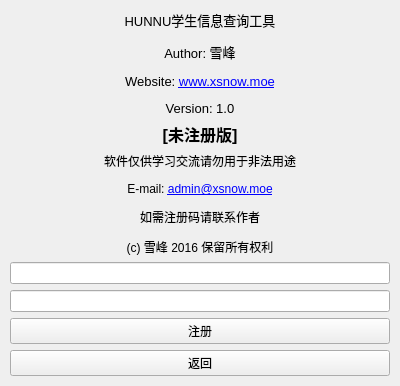
penguin806/HunnuStuInfoLookupTool, file aboutwnd.ui: the form before one commit.
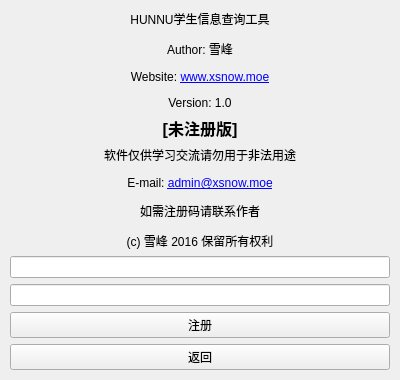
The form after the commit.

The edit to the form file:
```diff
--- a/aboutwnd.ui
+++ b/aboutwnd.ui
@@ -47,7 +47,7 @@
       <item>
        <widget class="QLabel" name="label">
         <property name="text">
-         <string>&lt;html&gt;&lt;head/&gt;&lt;body&gt;&lt;p align=&quot;center&quot;&gt;&lt;span style=&quot; font-size:10pt;&quot;&gt;HUNNU学生信息查询工具&lt;/span&gt;&lt;/p&gt;&lt;p align=&quot;center&quot;&gt;&lt;span style=&quot; font-size:10pt;&quot;&gt;Author: 雪峰&lt;/span&gt;&lt;/p&gt;&lt;p align=&quot;center&quot;&gt;&lt;span style=&quot; font-size:10pt;&quot;&gt;Website: &lt;/span&gt;&lt;a href=&quot;http://www.xsnow.moe/&quot;&gt;&lt;span style=&quot; font-size:10pt; text-decoration: underline; color:#0000ff;&quot;&gt;www.xsnow.moe&lt;/span&gt;&lt;/a&gt;&lt;/p&gt;&lt;p align=&quot;center&quot;&gt;&lt;span style=&quot; font-size:10pt;&quot;&gt;Version: 1.0&lt;/span&gt;&lt;/p&gt;&lt;/body&gt;&lt;/html&gt;</string>
+         <string>&lt;html&gt;&lt;head/&gt;&lt;body&gt;&lt;p align=&quot;center&quot;&gt;HUNNU学生信息查询工具&lt;/p&gt;&lt;p align=&quot;center&quot;&gt;Author: 雪峰&lt;/p&gt;&lt;p align=&quot;center&quot;&gt;Website: &lt;a href=&quot;http://www.xsnow.moe/&quot;&gt;&lt;span style=&quot; text-decoration: underline; color:#0000ff;&quot;&gt;www.xsnow.moe&lt;/span&gt;&lt;/a&gt;&lt;/p&gt;&lt;p align=&quot;center&quot;&gt;Version: 1.0&lt;/p&gt;&lt;/body&gt;&lt;/html&gt;</string>
         </property>
        </widget>
       </item>
```
